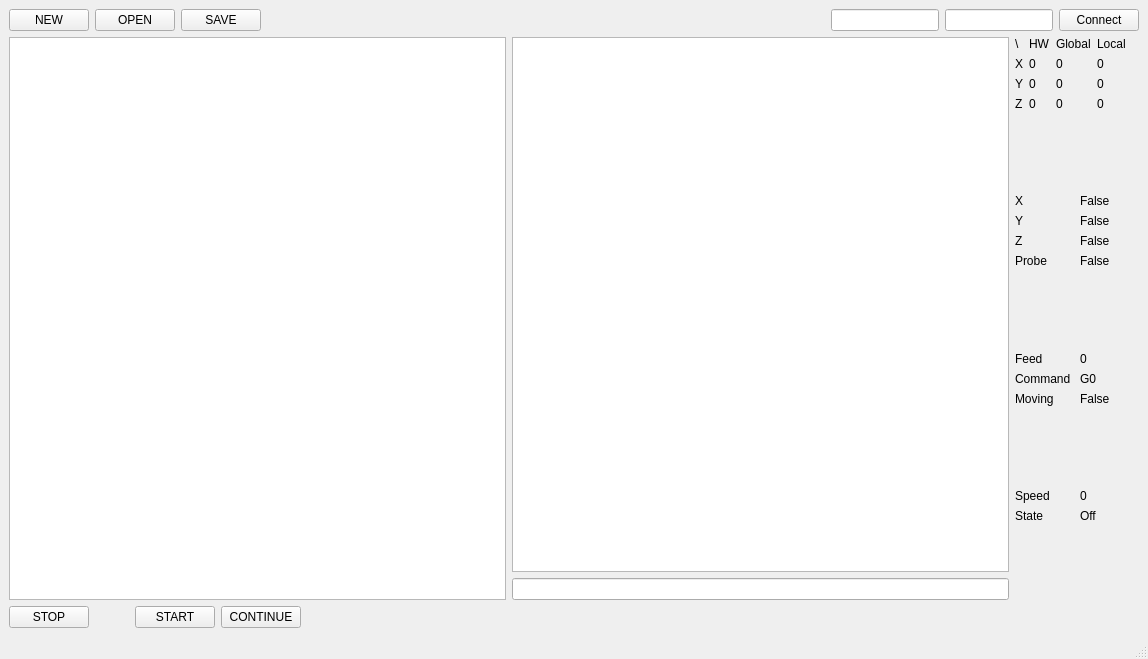
Old version of the form mainwindow.ui in the repository nort-cnc-control/NoRTGui-Qt.
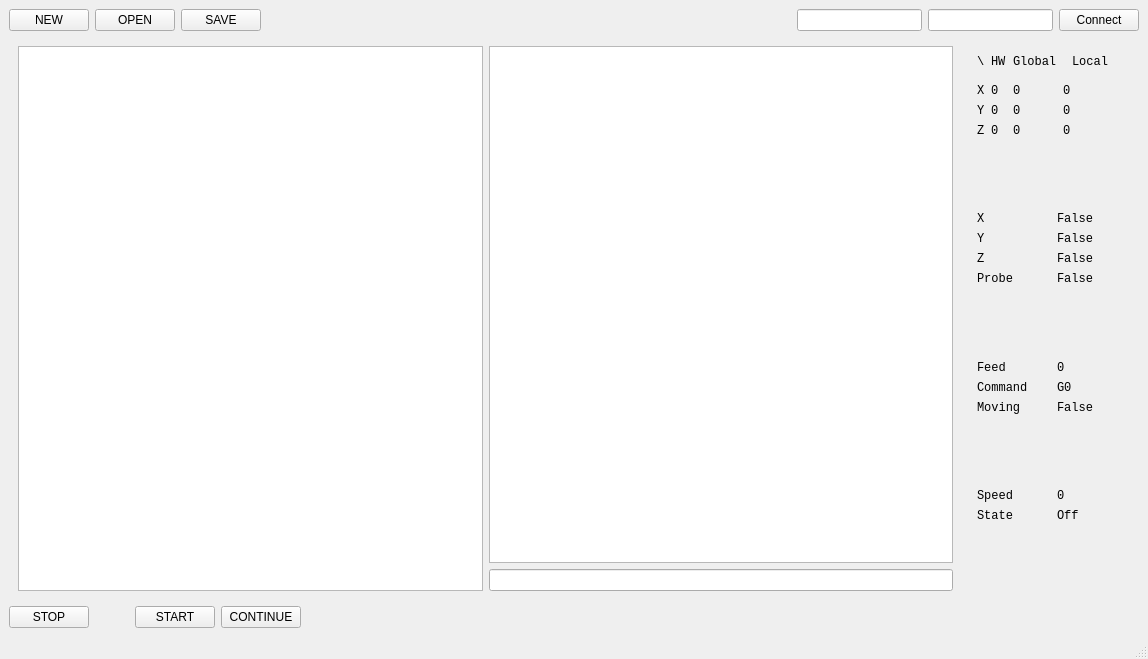
New version of the form.

Commit message: Configure font and sizes

What changed in the file:
```diff
--- a/mainwindow.ui
+++ b/mainwindow.ui
@@ -57,7 +57,13 @@
          </spacer>
         </item>
         <item alignment="Qt::AlignRight">
-         <widget class="QLineEdit" name="remoteAddr"/>
+         <widget class="QLineEdit" name="remoteAddr">
+          <property name="font">
+           <font>
+            <family>Monospace</family>
+           </font>
+          </property>
+         </widget>
         </item>
         <item alignment="Qt::AlignRight">
          <widget class="QLineEdit" name="remotePort">
@@ -67,6 +73,11 @@
             <height>0</height>
            </size>
           </property>
+          <property name="font">
+           <font>
+            <family>Monospace</family>
+           </font>
+          </property>
           <property name="inputMask">
            <string/>
           </property>
@@ -90,36 +101,88 @@
       <item>
        <layout class="QHBoxLayout" name="horizontalLayout_5">
         <item>
+         <widget class="QWidget" name="" native="true">
+          <property name="sizePolicy">
+           <sizepolicy hsizetype="Expanding" vsizetype="Preferred">
+            <horstretch>1</horstretch>
+            <verstretch>0</verstretch>
+           </sizepolicy>
+          </property>
          <layout class="QVBoxLayout" name="verticalLayout_2">
           <item>
            <layout class="QHBoxLayout" name="horizontalLayout_4">
             <item>
-             <widget class="QPlainTextEdit" name="gcodeEditor"/>
+              <widget class="QPlainTextEdit" name="gcodeEditor">
+               <property name="sizePolicy">
+                <sizepolicy hsizetype="Expanding" vsizetype="Expanding">
+                 <horstretch>0</horstretch>
+                 <verstretch>0</verstretch>
+                </sizepolicy>
+               </property>
+               <property name="font">
+                <font>
+                 <family>Monospace</family>
+                </font>
+               </property>
+              </widget>
             </item>
             <item>
              <layout class="QVBoxLayout" name="verticalLayout">
               <item>
                <widget class="QPlainTextEdit" name="commandLog">
+                 <property name="font">
+                  <font>
+                   <family>Monospace</family>
+                  </font>
+                 </property>
                 <property name="readOnly">
                  <bool>true</bool>
                 </property>
                </widget>
               </item>
               <item>
-               <widget class="QLineEdit" name="manual_command"/>
+                <widget class="QLineEdit" name="manual_command">
+                 <property name="font">
+                  <font>
+                   <family>Monospace</family>
+                  </font>
+                 </property>
+                </widget>
               </item>
              </layout>
             </item>
            </layout>
           </item>
          </layout>
+         </widget>
         </item>
         <item>
+         <widget class="QWidget" name="" native="true">
+          <property name="sizePolicy">
+           <sizepolicy hsizetype="Expanding" vsizetype="Preferred">
+            <horstretch>0</horstretch>
+            <verstretch>0</verstretch>
+           </sizepolicy>
+          </property>
          <layout class="QVBoxLayout" name="verticalLayout_3">
           <item>
            <layout class="QGridLayout" name="position">
+             <property name="sizeConstraint">
+              <enum>QLayout::SetDefaultConstraint</enum>
+             </property>
             <item row="0" column="2">
              <widget class="QLabel" name="label_7">
+               <property name="sizePolicy">
+                <sizepolicy hsizetype="Expanding" vsizetype="Preferred">
+                 <horstretch>1</horstretch>
+                 <verstretch>0</verstretch>
+                </sizepolicy>
+               </property>
+               <property name="font">
+                <font>
+                 <family>Monospace</family>
+                </font>
+               </property>
               <property name="text">
                <string>Global</string>
               </property>
@@ -127,6 +190,11 @@
             </item>
             <item row="2" column="0">
              <widget class="QLabel" name="label_5">
+               <property name="font">
+                <font>
+                 <family>Monospace</family>
+                </font>
+               </property>
               <property name="text">
                <string>Y</string>
               </property>
@@ -134,6 +202,11 @@
             </item>
             <item row="1" column="3">
              <widget class="QLabel" name="loc_x">
+               <property name="font">
+                <font>
+                 <family>Monospace</family>
+                </font>
+               </property>
               <property name="text">
                <string>0</string>
               </property>
@@ -141,6 +214,11 @@
             </item>
             <item row="2" column="3">
              <widget class="QLabel" name="loc_y">
+               <property name="font">
+                <font>
+                 <family>Monospace</family>
+                </font>
+               </property>
               <property name="text">
                <string>0</string>
               </property>
@@ -148,6 +226,11 @@
             </item>
             <item row="1" column="1">
              <widget class="QLabel" name="hw_x">
+               <property name="font">
+                <font>
+                 <family>Monospace</family>
+                </font>
+               </property>
               <property name="text">
                <string>0</string>
               </property>
@@ -155,6 +238,11 @@
             </item>
             <item row="1" column="2">
              <widget class="QLabel" name="gl_x">
+               <property name="font">
+                <font>
+                 <family>Monospace</family>
+                </font>
+               </property>
               <property name="text">
                <string>0</string>
               </property>
@@ -162,6 +250,17 @@
             </item>
             <item row="0" column="0">
              <widget class="QLabel" name="label_2">
+               <property name="sizePolicy">
+                <sizepolicy hsizetype="Expanding" vsizetype="Preferred">
+                 <horstretch>1</horstretch>
+                 <verstretch>0</verstretch>
+                </sizepolicy>
+               </property>
+               <property name="font">
+                <font>
+                 <family>Monospace</family>
+                </font>
+               </property>
               <property name="text">
                <string>\</string>
               </property>
@@ -169,6 +268,11 @@
             </item>
             <item row="2" column="2">
              <widget class="QLabel" name="gl_y">
+               <property name="font">
+                <font>
+                 <family>Monospace</family>
+                </font>
+               </property>
               <property name="text">
                <string>0</string>
               </property>
@@ -176,6 +280,11 @@
             </item>
             <item row="1" column="0">
              <widget class="QLabel" name="label_3">
+               <property name="font">
+                <font>
+                 <family>Monospace</family>
+                </font>
+               </property>
               <property name="text">
                <string>X</string>
               </property>
@@ -183,6 +292,11 @@
             </item>
             <item row="2" column="1">
              <widget class="QLabel" name="hw_y">
+               <property name="font">
+                <font>
+                 <family>Monospace</family>
+                </font>
+               </property>
               <property name="text">
                <string>0</string>
               </property>
@@ -190,6 +304,17 @@
             </item>
             <item row="0" column="1">
              <widget class="QLabel" name="label">
+               <property name="sizePolicy">
+                <sizepolicy hsizetype="Expanding" vsizetype="Preferred">
+                 <horstretch>1</horstretch>
+                 <verstretch>0</verstretch>
+                </sizepolicy>
+               </property>
+               <property name="font">
+                <font>
+                 <family>Monospace</family>
+                </font>
+               </property>
               <property name="text">
                <string>HW</string>
               </property>
@@ -197,6 +322,11 @@
             </item>
             <item row="3" column="0">
              <widget class="QLabel" name="label_13">
+               <property name="font">
+                <font>
+                 <family>Monospace</family>
+                </font>
+               </property>
               <property name="text">
                <string>Z</string>
               </property>
@@ -204,6 +334,11 @@
             </item>
             <item row="3" column="1">
              <widget class="QLabel" name="hw_z">
+               <property name="font">
+                <font>
+                 <family>Monospace</family>
+                </font>
+               </property>
               <property name="text">
                <string>0</string>
               </property>
@@ -211,6 +346,11 @@
             </item>
             <item row="3" column="2">
              <widget class="QLabel" name="gl_z">
+               <property name="font">
+                <font>
+                 <family>Monospace</family>
+                </font>
+               </property>
               <property name="text">
                <string>0</string>
               </property>
@@ -218,15 +358,38 @@
             </item>
             <item row="3" column="3">
              <widget class="QLabel" name="loc_z">
+               <property name="font">
+                <font>
+                 <family>Monospace</family>
+                </font>
+               </property>
               <property name="text">
                <string>0</string>
               </property>
              </widget>
             </item>
             <item row="0" column="3">
-             <layout class="QHBoxLayout" name="horizontalLayout">
+              <widget class="QWidget" name="" native="true">
+               <property name="sizePolicy">
+                <sizepolicy hsizetype="Expanding" vsizetype="Preferred">
+                 <horstretch>1</horstretch>
+                 <verstretch>0</verstretch>
+                </sizepolicy>
+               </property>
+               <layout class="QHBoxLayout" name="horizontalLayout" stretch="0,0">
               <item>
                <widget class="QLabel" name="label_8">
+                  <property name="sizePolicy">
+                   <sizepolicy hsizetype="Expanding" vsizetype="Preferred">
+                    <horstretch>1</horstretch>
+                    <verstretch>0</verstretch>
+                   </sizepolicy>
+                  </property>
+                  <property name="font">
+                   <font>
+                    <family>Monospace</family>
+                   </font>
+                  </property>
                 <property name="text">
                  <string>Local</string>
                 </property>
@@ -234,12 +397,24 @@
               </item>
               <item>
                <widget class="QLabel" name="loc_cs">
+                  <property name="sizePolicy">
+                   <sizepolicy hsizetype="Expanding" vsizetype="Preferred">
+                    <horstretch>1</horstretch>
+                    <verstretch>0</verstretch>
+                   </sizepolicy>
+                  </property>
+                  <property name="font">
+                   <font>
+                    <family>Monospace</family>
+                   </font>
+                  </property>
                 <property name="text">
                  <string/>
                 </property>
                </widget>
               </item>
              </layout>
+              </widget>
             </item>
            </layout>
           </item>
@@ -260,6 +435,11 @@
            <layout class="QGridLayout" name="endstops">
             <item row="1" column="0">
              <widget class="QLabel" name="label_27">
+               <property name="font">
+                <font>
+                 <family>Monospace</family>
+                </font>
+               </property>
               <property name="text">
                <string>Y</string>
               </property>
@@ -267,6 +447,11 @@
             </item>
             <item row="2" column="0">
              <widget class="QLabel" name="label_28">
+               <property name="font">
+                <font>
+                 <family>Monospace</family>
+                </font>
+               </property>
               <property name="text">
                <string>Z</string>
               </property>
@@ -274,6 +459,11 @@
             </item>
             <item row="3" column="0">
              <widget class="QLabel" name="label_29">
+               <property name="font">
+                <font>
+                 <family>Monospace</family>
+                </font>
+               </property>
               <property name="text">
                <string>Probe</string>
               </property>
@@ -281,6 +471,11 @@
             </item>
             <item row="0" column="0">
              <widget class="QLabel" name="label_26">
+               <property name="font">
+                <font>
+                 <family>Monospace</family>
+                </font>
+               </property>
               <property name="text">
                <string>X</string>
               </property>
@@ -288,6 +483,11 @@
             </item>
             <item row="1" column="1">
              <widget class="QLabel" name="es_y">
+               <property name="font">
+                <font>
+                 <family>Monospace</family>
+                </font>
+               </property>
               <property name="text">
                <string>False</string>
               </property>
@@ -295,6 +495,11 @@
             </item>
             <item row="0" column="1">
              <widget class="QLabel" name="es_x">
+               <property name="font">
+                <font>
+                 <family>Monospace</family>
+                </font>
+               </property>
               <property name="text">
                <string>False</string>
               </property>
@@ -302,6 +507,11 @@
             </item>
             <item row="2" column="1">
              <widget class="QLabel" name="es_z">
+               <property name="font">
+                <font>
+                 <family>Monospace</family>
+                </font>
+               </property>
               <property name="text">
                <string>False</string>
               </property>
@@ -309,6 +519,11 @@
             </item>
             <item row="3" column="1">
              <widget class="QLabel" name="es_probe">
+               <property name="font">
+                <font>
+                 <family>Monospace</family>
+                </font>
+               </property>
               <property name="text">
                <string>False</string>
               </property>
@@ -333,6 +548,11 @@
            <layout class="QGridLayout" name="movement">
             <item row="1" column="1">
              <widget class="QLabel" name="command">
+               <property name="font">
+                <font>
+                 <family>Monospace</family>
+                </font>
+               </property>
               <property name="text">
                <string>G0</string>
               </property>
@@ -340,6 +560,11 @@
             </item>
             <item row="0" column="1">
              <widget class="QLabel" name="feed">
+               <property name="font">
+                <font>
+                 <family>Monospace</family>
+                </font>
+               </property>
               <property name="text">
                <string>0</string>
               </property>
@@ -347,6 +572,11 @@
             </item>
             <item row="1" column="0">
              <widget class="QLabel" name="label_18">
+               <property name="font">
+                <font>
+                 <family>Monospace</family>
+                </font>
+               </property>
               <property name="text">
                <string>Command</string>
               </property>
@@ -354,6 +584,11 @@
             </item>
             <item row="0" column="0">
              <widget class="QLabel" name="label_10">
+               <property name="font">
+                <font>
+                 <family>Monospace</family>
+                </font>
+               </property>
               <property name="text">
                <string>Feed</string>
               </property>
@@ -361,6 +596,11 @@
             </item>
             <item row="2" column="0">
              <widget class="QLabel" name="label_20">
+               <property name="font">
+                <font>
+                 <family>Monospace</family>
+                </font>
+               </property>
               <property name="text">
                <string>Moving</string>
               </property>
@@ -368,6 +608,11 @@
             </item>
             <item row="2" column="1">
              <widget class="QLabel" name="is_moving">
+               <property name="font">
+                <font>
+                 <family>Monospace</family>
+                </font>
+               </property>
               <property name="text">
                <string>False</string>
               </property>
@@ -392,6 +637,11 @@
            <layout class="QGridLayout" name="spindel">
             <item row="0" column="0">
              <widget class="QLabel" name="label_23">
+               <property name="font">
+                <font>
+                 <family>Monospace</family>
+                </font>
+               </property>
               <property name="text">
                <string>Speed</string>
               </property>
@@ -399,6 +649,11 @@
             </item>
             <item row="0" column="1">
              <widget class="QLabel" name="speed">
+               <property name="font">
+                <font>
+                 <family>Monospace</family>
+                </font>
+               </property>
               <property name="text">
                <string>0</string>
               </property>
@@ -406,6 +661,11 @@
             </item>
             <item row="1" column="0">
              <widget class="QLabel" name="label_22">
+               <property name="font">
+                <font>
+                 <family>Monospace</family>
+                </font>
+               </property>
               <property name="text">
                <string>State</string>
               </property>
@@ -413,6 +673,11 @@
             </item>
             <item row="1" column="1">
              <widget class="QLabel" name="running_state">
+               <property name="font">
+                <font>
+                 <family>Monospace</family>
+                </font>
+               </property>
               <property name="text">
                <string>Off</string>
               </property>
@@ -434,6 +699,7 @@
            </spacer>
           </item>
          </layout>
+         </widget>
         </item>
        </layout>
       </item>
```
Lines whose indentation alone changed are shown as unchanged.
